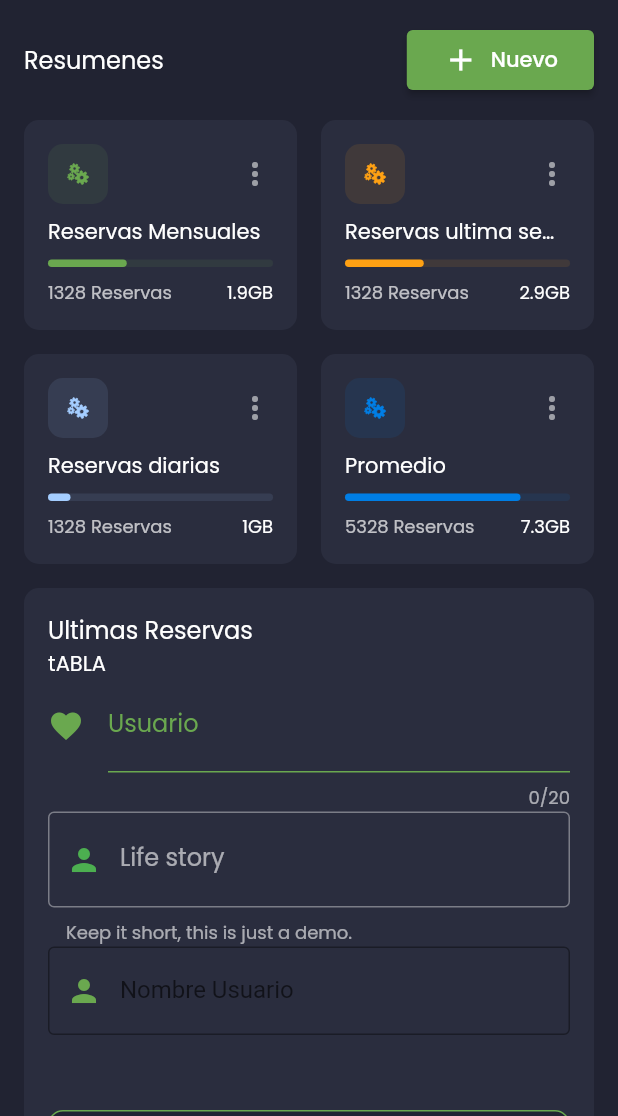
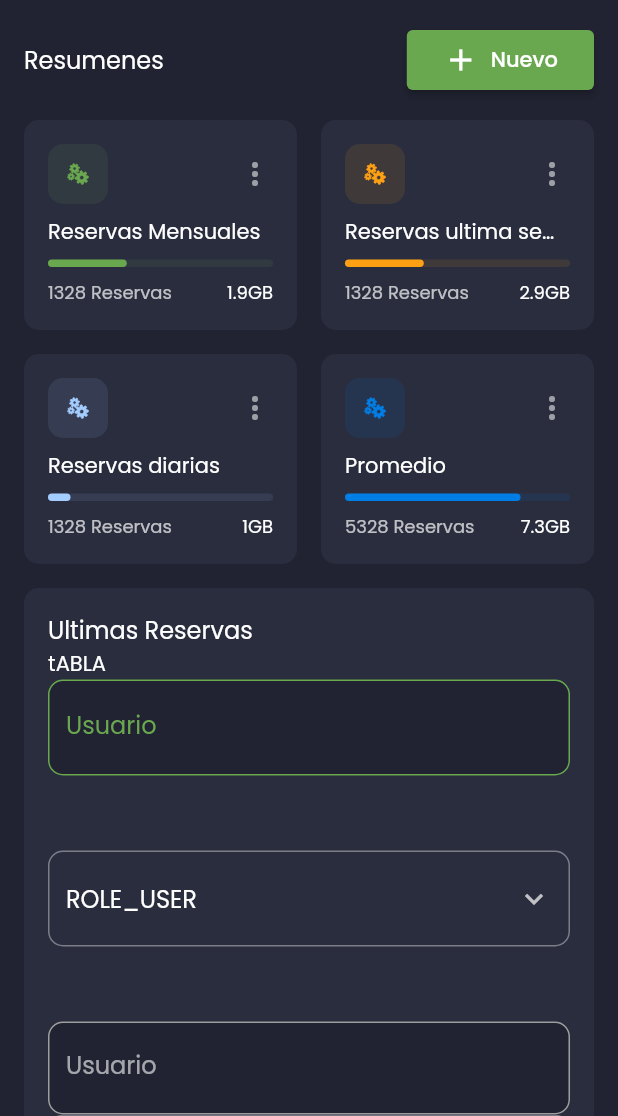
Before and after one commit to DiegoBSC/FrontChampions, a Flutter app: the MainScreen screen opened by its route, on a phone screen of 412 x 824 dp, the part 120-1236 px from its top. Run offline on Flutter 3.47's test engine with Material 2 defaults, Android fonts, the phone set to English and light mode, and no system bars; drawn by our look-alikes of dropdown_button2; our stand-ins replace bloc, fl_chart, flutter_bloc, flutter_secure_storage, flutter_spinkit, flutter_svg and 1 more; accounts and stored records are empty; network calls fail.

Commit message:
Save User / loading widget

```diff
--- a/lib/blocs/bloc/userPageBloc/user_page_bloc.dart
+++ b/lib/blocs/bloc/userPageBloc/user_page_bloc.dart
@@ -22,5 +22,11 @@ class UserPageBloc extends Bloc<UserPageEvent, UserPageState> {
     on<UserScreenEvent>((event, emit) {
       emit(UserSet(state.userBlocModel!.copyWith(statePage: event.statePage)));
     });
+
+    on<NewUserEvent>((event, emit) async {
+      UserRepository repository = UserRepository(userPresenter: event.newUSer);
+      await repository.saveUser();
+      emit(UserSet(state.userBlocModel!.copyWith(statePage: screenList)));
+    });
   }
 }
--- a/lib/blocs/bloc/userPageBloc/user_page_event.dart
+++ b/lib/blocs/bloc/userPageBloc/user_page_event.dart
@@ -18,3 +18,8 @@ class UserScreenEvent extends UserPageEvent {
   final String statePage;
   UserScreenEvent(this.statePage);
 }
+
+class NewUserEvent extends UserPageEvent {
+  final UserPresenter newUSer;
+  NewUserEvent(this.newUSer);
+}
--- a/lib/constants.dart
+++ b/lib/constants.dart
@@ -1,4 +1,5 @@
 import 'package:flutter/material.dart';
+import 'package:sport_system_play_mono/models/rol_view.dart';
 
 const primaryColor = Color(0xFF6aa84f);
 const secondaryColor = Color(0xFF2A2D3E);
@@ -11,3 +12,8 @@ const defaultPadding = 16.0;
 const screenNew = 'SCREENNEW';
 const screenList = 'SCREENLIST';
 const screenVoid = 'SCREENVOID';
+
+List<RolView> listRoles = [
+  RolView(label: 'Administrador', name: 'ROLE_ADMIN', isSelect: false),
+  RolView(label: 'Usuario', name: 'ROLE_USER', isSelect: false),
+];
--- /dev/null
+++ b/lib/models/rol_view.dart
@@ -0,0 +1,6 @@
+class RolView {
+  final String label;
+  final String name;
+  bool isSelect;
+  RolView({required this.label, required this.name, required this.isSelect});
+}
--- a/lib/models/user_presenter.dart
+++ b/lib/models/user_presenter.dart
@@ -13,19 +13,19 @@ String userPresenterToJson(UserPresenter data) => json.encode(data.toJson());
 
 class UserPresenter {
   UserPresenter(
-      {required this.id,
+      {this.id,
       required this.username,
       required this.email,
       this.password = "",
-      required this.status,
+      this.status,
       required this.rolesPresenter,
       required this.createdDate});
 
-  String id;
+  String? id;
   String username;
   String email;
-  String password;
-  String status;
+  String? password;
+  String? status;
   List<RolPresenter> rolesPresenter;
   DateTime createdDate;
 
@@ -40,13 +40,13 @@ class UserPresenter {
         createdDate: DateTime.parse(json["createdDate"]),
       );
 
-  Map<String, dynamic> toJson() => {
-        "id": id,
-        "username": username,
-        "email": email,
-        "password": password,
-        "status": status,
-        "rolesPresenter":
-            List<RolPresenter>.from(rolesPresenter.map((x) => x.toJson())),
-      };
+  Map<String, dynamic> toJson() {
+    final _data = <String, dynamic>{};
+    _data['username'] = username;
+    _data['email'] = email;
+    _data['password'] = password;
+    _data['status'] = status;
+    _data['rolesPresenter'] = rolesPresenter.map((e) => e.toJson()).toList();
+    return _data;
+  }
 }
--- a/lib/repository/user_repository.dart
+++ b/lib/repository/user_repository.dart
@@ -1,13 +1,18 @@
 import 'package:sport_system_play_mono/models/paginator_user_model.dart';
+import 'package:sport_system_play_mono/models/user_presenter.dart';
 import 'package:sport_system_play_mono/services/user_service.dart';
 
 class UserRepository {
   UserService userService = UserService();
-  final int page;
-  final int size;
+  final int? page;
+  final int? size;
+  final UserPresenter? userPresenter;
 
-  UserRepository({required this.page, required this.size});
+  UserRepository({this.page, this.size, this.userPresenter});
 
   Future<PaginatorUserModel?> getUsersByAdmin() async =>
-      await userService.getUserByAdmin(page, size);
+      await userService.getUserByAdmin(page!, size!);
+
+  Future<UserPresenter?> saveUser() async =>
+      await userService.saveUser(userPresenter!);
 }
--- a/lib/widgets/list_table_user.dart
+++ b/lib/widgets/list_table_user.dart
@@ -76,7 +76,7 @@ Widget cardDataUser(BuildContext context, UserPresenter presenter, int index) {
             width: MediaQuery.of(context).size.width * 0.20,
             child: Text(presenter.email)),
         Text(presenter.createdDate.toString().substring(0, 10)),
-        Text(ValueLabel.stateLabel(presenter.status)),
+        Text(ValueLabel.stateLabel(presenter.status!)),
         SizedBox(
           child: Row(
             children: [
@@ -154,7 +154,7 @@ Widget cardDataUserMovil(
                 overflow: TextOverflow.ellipsis,
               ),
               Text(
-                ValueLabel.stateLabel(presenter.status),
+                ValueLabel.stateLabel(presenter.status!),
                 maxLines: 1,
                 overflow: TextOverflow.ellipsis,
               ),
--- a/lib/widgets/recent_files.dart
+++ b/lib/widgets/recent_files.dart
@@ -1,5 +1,6 @@
 import 'package:flutter/material.dart';
 import 'package:sport_system_play_mono/models/recent_file.dart';
+import 'package:sport_system_play_mono/responsive.dart';
 
 import '../../../constants.dart';
 
@@ -10,6 +11,8 @@ class RecentFiles extends StatelessWidget {
 
   @override
   Widget build(BuildContext context) {
+    String dropdownvalue = 'ROLE_USER';
+    List<String> items = ['ROLE_ADMIN', 'ROLE_USER'];
     return Container(
       padding: EdgeInsets.all(defaultPadding),
       decoration: BoxDecoration(
@@ -24,69 +27,6 @@ class RecentFiles extends StatelessWidget {
             style: Theme.of(context).textTheme.subtitle1,
           ),
           SizedBox(width: double.infinity, child: Text("tABLA")),
-
-          TextFormField(
-            initialValue: '',
-            maxLength: 20,
-            decoration: InputDecoration(
-                icon: Icon(
-                  Icons.favorite,
-                  color: primaryColor,
-                ),
-                labelText: 'Usuario',
-                labelStyle: TextStyle(
-                  color: primaryColor,
-                ),
-                enabledBorder: UnderlineInputBorder(
-                  borderSide: BorderSide(color: primaryColor),
-                ),
-                focusedBorder: UnderlineInputBorder(
-                  borderRadius: BorderRadius.all(Radius.circular(10)),
-                  borderSide: BorderSide(width: 1, color: primaryColor),
-                ),
-                focusColor: Colors.red),
-            focusNode: FocusNode(),
-          ),
-
-//Modelo
-          TextField(
-            decoration: InputDecoration(
-                border: OutlineInputBorder(),
-                hintText: 'Tell us about yourself',
-                helperText: 'Keep it short, this is just a demo.',
-                labelText: 'Life story',
-                prefixIcon: const Icon(
-                  Icons.person,
-                  color: Colors.green,
-                ),
-                prefixText: ' ',
-                suffixText: 'USD',
-                suffixStyle: const TextStyle(color: Colors.green)),
-          ),
-//Modelo
-          Theme(
-            data: ThemeData(
-                primaryColor: primaryColor, primaryColorDark: primaryColor),
-            child: TextField(
-              decoration: InputDecoration(
-                  focusedBorder: OutlineInputBorder(
-                    borderRadius: BorderRadius.all(Radius.circular(10)),
-                    borderSide: BorderSide(width: 1, color: primaryColor),
-                  ),
-                  border: OutlineInputBorder(),
-                  hintText: 'Digita nombre de usuario',
-                  labelText: 'Nombre Usuario',
-                  prefixIcon: const Icon(
-                    Icons.person,
-                    color: primaryColor,
-                  ),
-                  suffixStyle: const TextStyle(color: Colors.green)),
-            ),
-          ),
-          SizedBox(
-            height: 50,
-          ),
-
           TextFormField(
             decoration: InputDecoration(
               fillColor: bgColor,
@@ -105,26 +45,76 @@ class RecentFiles extends StatelessWidget {
                 borderSide: BorderSide(color: primaryColor),
               ),
             ),
+          ),
+          SizedBox(
+            height: 50,
+          ),
+          SizedBox(
+            width: Responsive.isMobile(context) ? null : 400,
+            child: DropdownButtonFormField(
+              decoration: InputDecoration(
+                border: OutlineInputBorder(
+                  borderRadius: BorderRadius.all(Radius.circular(10)),
+                  borderSide: BorderSide(color: Colors.grey.shade500),
+                ),
+              ),
+              value: dropdownvalue,
+              icon: Icon(Icons.keyboard_arrow_down),
+              items: items.map((String items) {
+                return DropdownMenuItem(value: items, child: Text(items));
+              }).toList(),
+              onChanged: (newValue) {
+                dropdownvalue = newValue.toString();
+              },
+            ),
+          ),
+          SizedBox(
+            height: 50,
+          ),
+          SizedBox(
+            width: Responsive.isMobile(context) ? null : 500,
+            child: TextFormField(
+              decoration: InputDecoration(
+                fillColor: bgColor,
+                filled: true,
+                labelText: 'Usuario',
+                labelStyle: TextStyle(
+                  color: Colors.white60,
+                ),
+                focusedBorder: OutlineInputBorder(
+                  borderRadius: BorderRadius.all(Radius.circular(10)),
+                  borderSide: BorderSide(width: 1, color: Colors.grey.shade700),
+                ),
+                enabledBorder: OutlineInputBorder(
+                  borderRadius: BorderRadius.all(Radius.circular(10)),
+                  borderSide: BorderSide(color: Colors.grey.shade500),
+                ),
+              ),
+            ),
+          ),
+          Container(
+            width: Responsive.isMobile(context) ? null : 400,
+            decoration: BoxDecoration(
+              borderRadius: BorderRadius.all(Radius.circular(10)),
+              color: bgColor,
+            ),
+            child: DropdownButtonFormField(
+              decoration: InputDecoration(
+                border: OutlineInputBorder(
+                  borderRadius: BorderRadius.all(Radius.circular(10)),
+                  borderSide: BorderSide(color: Colors.grey.shade500),
+                ),
+              ),
+              value: dropdownvalue,
+              icon: Icon(Icons.keyboard_arrow_down),
+              items: items.map((String items) {
+                return DropdownMenuItem(value: items, child: Text(items));
+              }).toList(),
+              onChanged: (newValue) {
+                dropdownvalue = newValue.toString();
+              },
+            ),
           )
-          // DataTable2(
-          //   columnSpacing: defaultPadding,
-          //   minWidth: 600,
-          //   columns: const [
-          //     DataColumn(
-          //       label: Text("Nro. Cancha"),
-          //     ),
-          //     DataColumn(
-          //       label: Text("Fecha"),
-          //     ),
-          //     DataColumn(
-          //       label: Text("Horario"),
-          //     ),
-          //   ],
-          // rows: List.generate(
-          // demoRecentFiles.length,
-          //   (index) => recentFileDataRow(demoRecentFiles[index]),
-          // ),
-          // ),
         ],
       ),
     );
--- a/pubspec.yaml
+++ b/pubspec.yaml
@@ -45,6 +45,7 @@ dependencies:
   provider: ^6.0.2
   flutter_secure_storage: ^5.0.2
   dropdown_button2: ^1.0.7
+  flutter_spinkit: ^5.1.0
 
 dev_dependencies:
   flutter_test:
```
Also changed, not shown: lib/models/permission_presenters.dart (+7 -5 lines), lib/models/rol_presenter.dart (+18 -10 lines), lib/screens/user/user_new_screen.dart (+115 -51 lines), lib/services/user_service.dart (+19 -0 lines), lib/widgets/dropdown_container.dart (added, +26 -0 lines), lib/widgets/input_text_form.dart (added, +47 -0 lines), lib/widgets/loading.dart (added, +15 -0 lines), pubspec.lock.
